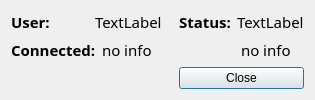
Before: the Qt Designer form TeddyClient/dialogaboutclient.ui in TeddyReady/TeddyChat, drawn with Qt 5.
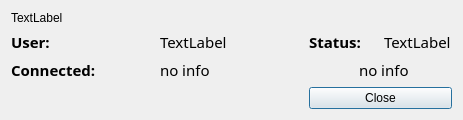
After: the same form once the commit is applied.

What changed in the file:
```diff
--- a/TeddyClient/dialogaboutclient.ui
+++ b/TeddyClient/dialogaboutclient.ui
@@ -6,13 +6,17 @@
    <rect>
     <x>0</x>
     <y>0</y>
-    <width>315</width>
-    <height>93</height>
+    <width>463</width>
+    <height>118</height>
    </rect>
   </property>
   <property name="windowTitle">
    <string>Dialog</string>
   </property>
+  <layout class="QGridLayout" name="gridLayout_6">
+   <item row="0" column="0">
+    <layout class="QGridLayout" name="gridLayout_5">
+     <item row="1" column="0">
   <layout class="QGridLayout" name="gridLayout_4">
    <item row="0" column="0" colspan="2">
     <layout class="QGridLayout" name="gridLayout_3">
@@ -152,6 +156,17 @@
       <string>Close</string>
      </property>
     </widget>
+       </item>
+      </layout>
+     </item>
+     <item row="0" column="0">
+      <widget class="QLabel" name="picture">
+       <property name="text">
+        <string>TextLabel</string>
+       </property>
+      </widget>
+     </item>
+    </layout>
    </item>
   </layout>
  </widget>
```
Left out of the diff: 74 changed lines with no effect on the pictures. Lines whose indentation alone changed are shown as unchanged.
